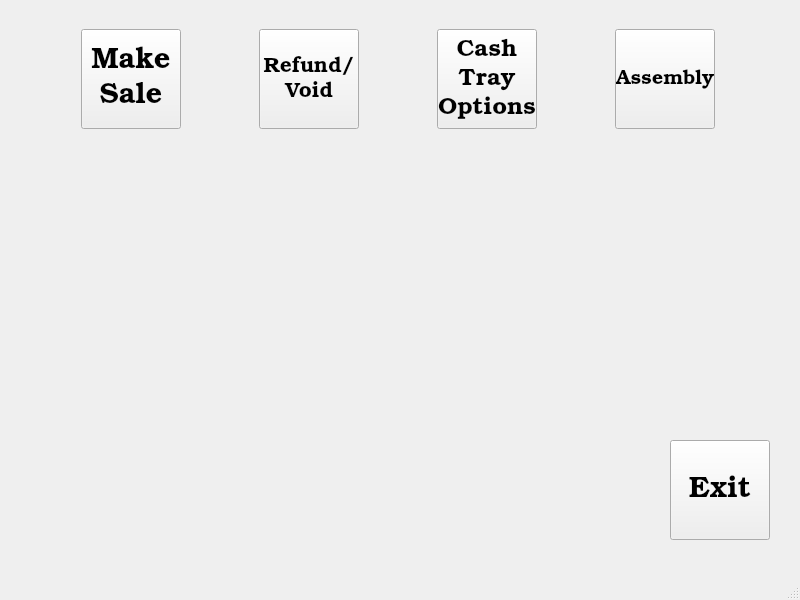
Old version of the form QTDesigner/begin.ui in the repository mudman266/pypos.
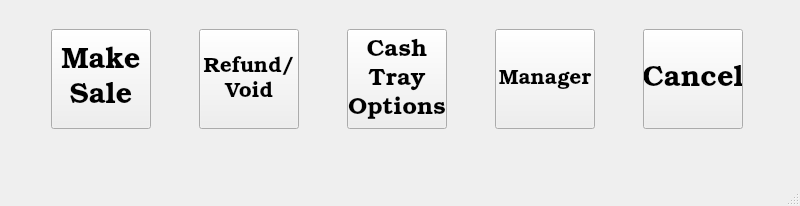
New version of the form.

Commit message: Changed the login to sale flow to include the begin screen which allows for the selection of manager options without having to create a blank order.

Diff of the .ui file:
```diff
--- a/QTDesigner/begin.ui
+++ b/QTDesigner/begin.ui
@@ -7,7 +7,7 @@
     <x>0</x>
     <y>0</y>
     <width>800</width>
-    <height>600</height>
+    <height>206</height>
    </rect>
   </property>
   <property name="windowTitle">
@@ -24,6 +24,44 @@
      </rect>
     </property>
     <layout class="QGridLayout" name="gridLayout">
+     <item row="0" column="3">
+      <widget class="QPushButton" name="btn_manager">
+       <property name="sizePolicy">
+        <sizepolicy hsizetype="Preferred" vsizetype="Preferred">
+         <horstretch>0</horstretch>
+         <verstretch>20</verstretch>
+        </sizepolicy>
+       </property>
+       <property name="minimumSize">
+        <size>
+         <width>100</width>
+         <height>100</height>
+        </size>
+       </property>
+       <property name="maximumSize">
+        <size>
+         <width>100</width>
+         <height>100</height>
+        </size>
+       </property>
+       <property name="baseSize">
+        <size>
+         <width>12</width>
+         <height>2</height>
+        </size>
+       </property>
+       <property name="font">
+        <font>
+         <family>Bookman Old Style</family>
+         <pointsize>16</pointsize>
+         <stylestrategy>PreferAntialias</stylestrategy>
+        </font>
+       </property>
+       <property name="text">
+        <string>Manager</string>
+       </property>
+      </widget>
+     </item>
      <item row="0" column="1">
       <widget class="QPushButton" name="btn_void">
        <property name="sizePolicy">
@@ -142,8 +180,8 @@
        </property>
       </widget>
      </item>
-     <item row="0" column="3">
-      <widget class="QPushButton" name="btn_manufacturing">
+     <item row="0" column="4">
+      <widget class="QPushButton" name="btn_cancel">
        <property name="sizePolicy">
         <sizepolicy hsizetype="Preferred" vsizetype="Preferred">
          <horstretch>0</horstretch>
@@ -171,61 +209,17 @@
        <property name="font">
         <font>
          <family>Bookman Old Style</family>
-         <pointsize>15</pointsize>
+         <pointsize>22</pointsize>
          <stylestrategy>PreferAntialias</stylestrategy>
         </font>
        </property>
        <property name="text">
-        <string>Assembly</string>
+        <string>Cancel</string>
        </property>
       </widget>
      </item>
     </layout>
    </widget>
-   <widget class="QPushButton" name="btn_sale_2">
-    <property name="geometry">
-     <rect>
-      <x>670</x>
-      <y>440</y>
-      <width>100</width>
-      <height>100</height>
-     </rect>
-    </property>
-    <property name="sizePolicy">
-     <sizepolicy hsizetype="Preferred" vsizetype="Preferred">
-      <horstretch>0</horstretch>
-      <verstretch>20</verstretch>
-     </sizepolicy>
-    </property>
-    <property name="minimumSize">
-     <size>
-      <width>100</width>
-      <height>100</height>
-     </size>
-    </property>
-    <property name="maximumSize">
-     <size>
-      <width>100</width>
-      <height>100</height>
-     </size>
-    </property>
-    <property name="baseSize">
-     <size>
-      <width>12</width>
-      <height>2</height>
-     </size>
-    </property>
-    <property name="font">
-     <font>
-      <family>Bookman Old Style</family>
-      <pointsize>22</pointsize>
-      <stylestrategy>PreferAntialias</stylestrategy>
-     </font>
-    </property>
-    <property name="text">
-     <string>Exit</string>
-    </property>
-   </widget>
   </widget>
   <widget class="QMenuBar" name="menubar">
    <property name="geometry">
```
The commit also changes 5 other files.
